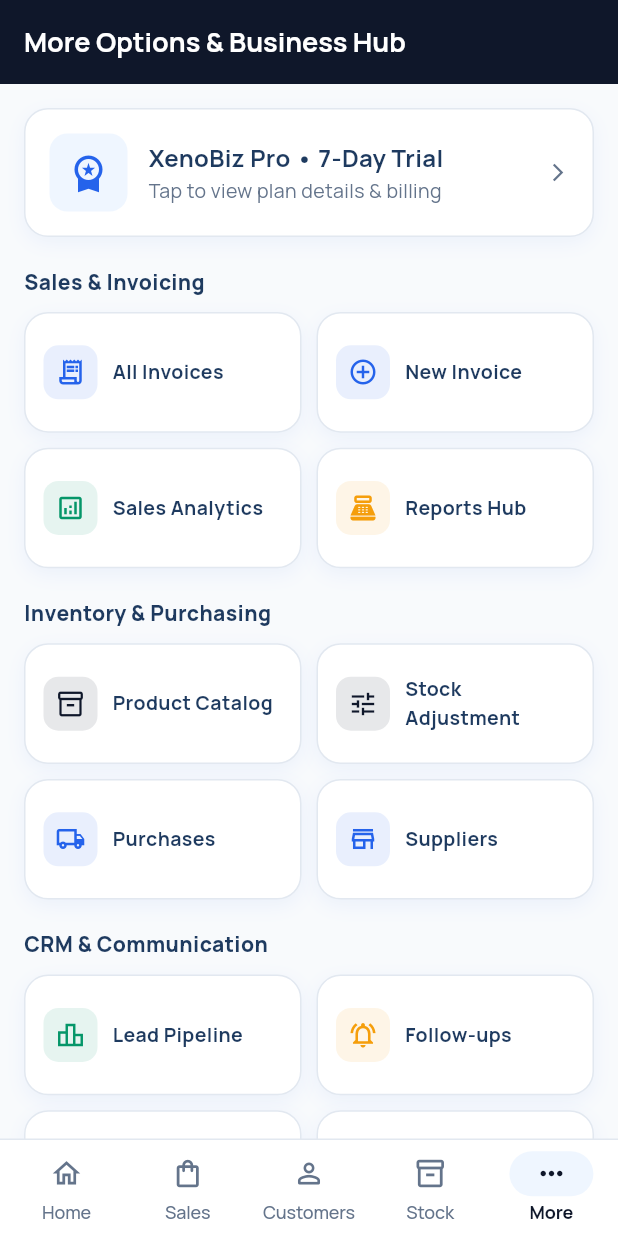
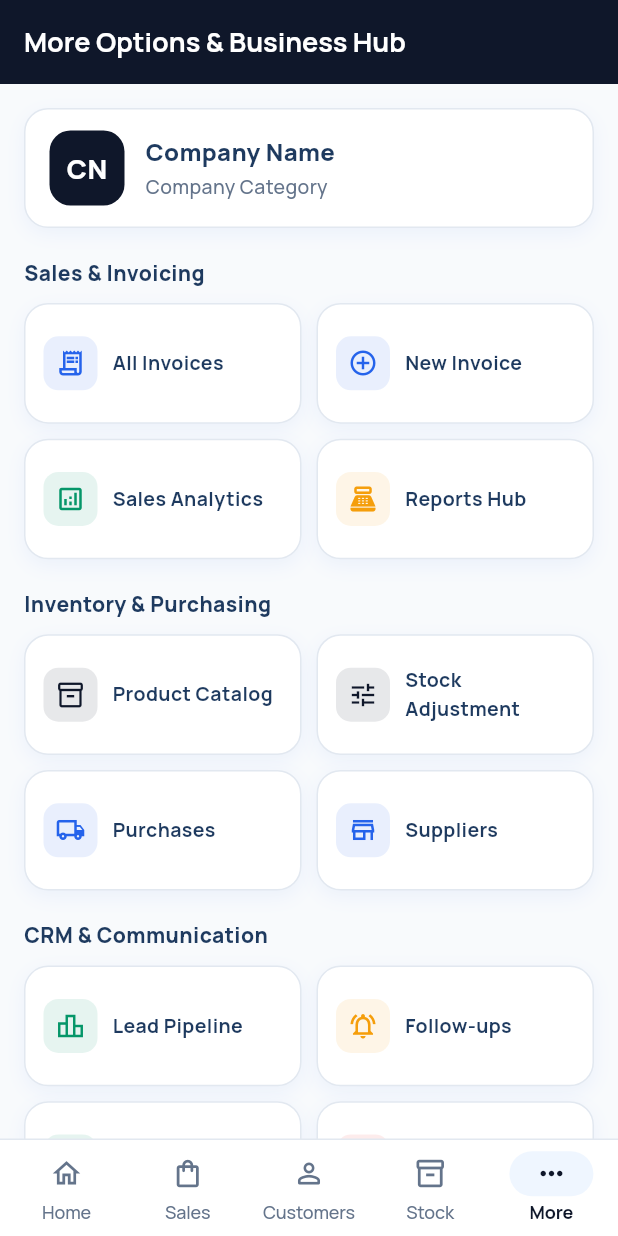
Before and after one commit to Xenotrix-Technologies/xenoBiz-flutter, a Flutter app: the MoreMenuPage screen opened by its route, on a phone screen of 412 x 824 dp. Run offline on Flutter 3.47's test engine with Material 3 defaults, Android fonts, the phone set to English and light mode, and no system bars; our stand-ins replace connectivity_plus, dio, equatable, flutter_bloc, flutter_secure_storage, get_it and 3 more; accounts and stored records are empty; network calls fail.

Commit message:
feat: implement AuthRepository and add more menu settings page

```diff
--- a/lib/infrastructure/repositories/auth_repository_impl.dart
+++ b/lib/infrastructure/repositories/auth_repository_impl.dart
@@ -45,10 +45,11 @@
           await boxBiz.put('name', bizData['name']?.toString() ?? '');
           await boxBiz.put('email', bizData['email']?.toString());
           await boxBiz.put('gstin', (bizData['gstin'] ?? bizData['tax_number'])?.toString());
-          await boxBiz.put('category', (bizData['category'] ?? bizData['business_type'] ?? 'Retail Store').toString());
+          await boxBiz.put('category', (bizData['category'] ?? bizData['business_type'] ?? '').toString());
           await boxBiz.put('currency', (bizData['currency'] ?? '₹').toString());
           await boxBiz.put('phone', bizData['phone']?.toString() ?? '');
           await boxBiz.put('address', bizData['address']?.toString() ?? '');
+          await boxBiz.put('logoUrl', (bizData['logoUrl'] ?? bizData['logo'])?.toString());
         } else {
           await boxBiz.clear();
         }
@@ -88,10 +89,11 @@
               name: (bizData['name'] ?? '').toString(),
               email: bizData['email']?.toString(),
               gstin: (bizData['gstin'] ?? bizData['tax_number'])?.toString(),
-              category: (bizData['category'] ?? bizData['business_type'] ?? 'Retail Store').toString(),
+              category: (bizData['category'] ?? bizData['business_type'] ?? '').toString(),
               currency: (bizData['currency'] ?? '₹').toString(),
               phone: bizData['phone']?.toString() ?? '',
               address: bizData['address']?.toString() ?? '',
+              logoUrl: (bizData['logoUrl'] ?? bizData['logo'])?.toString(),
               createdAt: DateTime.tryParse(bizData['createdAt']?.toString() ?? bizData['created_at']?.toString() ?? '') ?? DateTime.now(),
             );
           } else {
@@ -113,10 +115,11 @@
       name: name,
       email: box.get('email')?.toString(),
       gstin: box.get('gstin')?.toString(),
-      category: box.get('category')?.toString() ?? 'Retail Store',
+      category: box.get('category')?.toString() ?? '',
       currency: box.get('currency')?.toString() ?? '₹',
       phone: box.get('phone')?.toString() ?? '',
       address: box.get('address')?.toString() ?? '',
+      logoUrl: box.get('logoUrl')?.toString(),
       createdAt: DateTime.now(),
     );
   }
--- a/lib/presentation/settings/pages/more_menu_page.dart
+++ b/lib/presentation/settings/pages/more_menu_page.dart
@@ -2,8 +2,12 @@
 import 'package:flutter_bloc/flutter_bloc.dart';
 import 'package:go_router/go_router.dart';
 import '../../../application/bloc/auth_bloc.dart';
+import '../../../application/di/injection.dart';
 import '../../../application/routing/route_names.dart';
 import '../../../const/colors.dart';
+import '../../../domain/entities/business_entity.dart';
+import '../../../domain/repositories/auth_repository.dart';
+import '../../../infrastructure/storage/hive_service.dart';
 import '../../widgets/app_card.dart';
 
 class MoreMenuPage extends StatelessWidget {
@@ -24,45 +28,16 @@
         child: Column(
           crossAxisAlignment: CrossAxisAlignment.start,
           children: [
-            // Pro Account Status Card
-            AppCard(
-              onTap: () => context.push(RouteNames.subscription),
-              child: Row(
-                children: [
-                  Container(
-                    padding: const EdgeInsets.all(12),
-                    decoration: BoxDecoration(
-                      color: AppColors.blueTint,
-                      borderRadius: BorderRadius.circular(12),
-                    ),
-                    child: const Icon(Icons.workspace_premium, color: AppColors.primaryBlue, size: 28),
-                  ),
-                  const SizedBox(width: 14),
-                  Expanded(
-                    child: Column(
-                      crossAxisAlignment: CrossAxisAlignment.start,
-                      children: const [
-                        Text(
-                          'XenoBiz Pro • 7-Day Trial',
-                          style: TextStyle(fontWeight: FontWeight.w700, fontSize: 16, color: AppColors.darkBlueText),
-                        ),
-                        SizedBox(height: 2),
-                        Text(
-                          'Tap to view plan details & billing',
-                          style: TextStyle(color: AppColors.secondaryText, fontSize: 13),
-                        ),
-                      ],
-                    ),
-                  ),
-                  const Icon(Icons.arrow_forward_ios, size: 14, color: AppColors.secondaryText),
-                ],
-              ),
-            ),
+            // User & Store Profile Header Card
+            const _UserProfileHeaderCard(),
             const SizedBox(height: 20),
 
             const Text(
               'Sales & Invoicing',
-              style: TextStyle(fontSize: 14, fontWeight: FontWeight.w800, color: AppColors.darkBlueText),
+              style: TextStyle(
+                  fontSize: 14,
+                  fontWeight: FontWeight.w800,
+                  color: AppColors.darkBlueText),
             ),
             const SizedBox(height: 10),
             _MenuGrid(
@@ -97,7 +72,10 @@
 
             const Text(
               'Inventory & Purchasing',
-              style: TextStyle(fontSize: 14, fontWeight: FontWeight.w800, color: AppColors.darkBlueText),
+              style: TextStyle(
+                  fontSize: 14,
+                  fontWeight: FontWeight.w800,
+                  color: AppColors.darkBlueText),
             ),
             const SizedBox(height: 10),
             _MenuGrid(
@@ -132,7 +110,10 @@
 
             const Text(
               'CRM & Communication',
-              style: TextStyle(fontSize: 14, fontWeight: FontWeight.w800, color: AppColors.darkBlueText),
+              style: TextStyle(
+                  fontSize: 14,
+                  fontWeight: FontWeight.w800,
+                  color: AppColors.darkBlueText),
             ),
             const SizedBox(height: 10),
             _MenuGrid(
@@ -167,7 +148,10 @@
 
             const Text(
               'System & Settings',
-              style: TextStyle(fontSize: 14, fontWeight: FontWeight.w800, color: AppColors.darkBlueText),
+              style: TextStyle(
+                  fontSize: 14,
+                  fontWeight: FontWeight.w800,
+                  color: AppColors.darkBlueText),
             ),
             const SizedBox(height: 10),
             _MenuGrid(
@@ -195,10 +179,14 @@
                   context.read<AuthBloc>().add(LogoutEvent());
                   context.go(RouteNames.login);
                 },
-                icon: const Icon(Icons.logout, color: AppColors.danger, size: 20),
+                icon:
+                    const Icon(Icons.logout, color: AppColors.danger, size: 20),
                 label: const Text(
                   'Sign Out of Account',
-                  style: TextStyle(color: AppColors.danger, fontWeight: FontWeight.w700, fontSize: 14),
+                  style: TextStyle(
+                      color: AppColors.danger,
+                      fontWeight: FontWeight.w700,
+                      fontSize: 14),
                 ),
               ),
             ),
@@ -273,3 +261,195 @@
     );
   }
 }
+
+class _UserProfileHeaderCard extends StatefulWidget {
+  const _UserProfileHeaderCard();
+
+  @override
+  State<_UserProfileHeaderCard> createState() => _UserProfileHeaderCardState();
+}
+
+class _UserProfileHeaderCardState extends State<_UserProfileHeaderCard> {
+  BusinessEntity? _serverBusiness;
+
+  @override
+  void initState() {
+    super.initState();
+    _fetchProfileFromServer();
+  }
+
+  Future<void> _fetchProfileFromServer() async {
+    try {
+      final authRepo = getIt<AuthRepository>();
+      final business = await authRepo.getBusinessProfile();
+      if (mounted) {
+        setState(() {
+          _serverBusiness = business;
+        });
+      }
+    } catch (_) {}
+  }
+
+  String _getInitials(String name) {
+    final trimmed = name.trim();
+    if (trimmed.isEmpty) return 'CN';
+    final parts = trimmed.split(RegExp(r'\s+'));
+    if (parts.length >= 2) {
+      return '${parts[0][0]}${parts[1][0]}'.toUpperCase();
+    } else if (parts[0].isNotEmpty) {
+      return parts[0].substring(0, parts[0].length >= 2 ? 2 : 1).toUpperCase();
+    }
+    return 'CN';
+  }
+
+  Widget _buildLogoWidget(String? logoUrl, String businessName) {
+    final defaultLogo = Container(
+      width: 50,
+      height: 50,
+      decoration: BoxDecoration(
+        color: AppColors.deepNavy,
+        borderRadius: BorderRadius.circular(14),
+      ),
+      alignment: Alignment.center,
+      child: Text(
+        _getInitials(businessName),
+        style: const TextStyle(
+          color: Colors.white,
+          fontWeight: FontWeight.w800,
+          fontSize: 18,
+          letterSpacing: 0.5,
+        ),
+      ),
+    );
+
+    if (logoUrl == null || logoUrl.trim().isEmpty) {
+      return defaultLogo;
+    }
+
+    final url = logoUrl.trim();
+    if (url.startsWith('http://') || url.startsWith('https://')) {
+      return ClipRRect(
+        borderRadius: BorderRadius.circular(14),
+        child: Image.network(
+          url,
+          width: 50,
+          height: 50,
+          fit: BoxFit.cover,
+          errorBuilder: (context, error, stackTrace) => defaultLogo,
+        ),
+      );
+    } else if (url.startsWith('assets/')) {
+      return ClipRRect(
+        borderRadius: BorderRadius.circular(14),
+        child: Image.asset(
+          url,
+          width: 50,
+          height: 50,
+          fit: BoxFit.cover,
+          errorBuilder: (context, error, stackTrace) => defaultLogo,
+        ),
+      );
+    }
+
+    return defaultLogo;
+  }
+
+  @override
+  Widget build(BuildContext context) {
+    return BlocBuilder<AuthBloc, AuthState>(
+      builder: (context, state) {
+        String? fetchedName;
+        String? fetchedCategory;
+        String? fetchedLogo;
+
+        if (_serverBusiness != null) {
+          if (_serverBusiness!.name.trim().isNotEmpty) {
+            fetchedName = _serverBusiness!.name.trim();
+          }
+          if (_serverBusiness!.category.trim().isNotEmpty) {
+            fetchedCategory = _serverBusiness!.category.trim();
+          }
+          if (_serverBusiness!.logoUrl != null && _serverBusiness!.logoUrl!.trim().isNotEmpty) {
+            fetchedLogo = _serverBusiness!.logoUrl!.trim();
+          }
+        } else if (state is AuthenticatedState && state.business != null) {
+          if (state.business!.name.trim().isNotEmpty) {
+            fetchedName = state.business!.name.trim();
+          }
+          if (state.business!.category.trim().isNotEmpty) {
+            fetchedCategory = state.business!.category.trim();
+          }
+          if (state.business!.logoUrl != null && state.business!.logoUrl!.trim().isNotEmpty) {
+            fetchedLogo = state.business!.logoUrl!.trim();
+          }
+        } else {
+          try {
+            final hive = getIt<HiveService>();
+            final bizBox = hive.getBox(HiveService.boxBusiness);
+            final cachedBiz = bizBox.get('name')?.toString();
+            final cachedCat = bizBox.get('category')?.toString();
+            final cachedLogo = bizBox.get('logoUrl')?.toString();
+
+            if (cachedBiz != null && cachedBiz.trim().isNotEmpty) {
+              fetchedName = cachedBiz.trim();
+            }
+            if (cachedCat != null && cachedCat.trim().isNotEmpty) {
+              fetchedCategory = cachedCat.trim();
+            }
+            if (cachedLogo != null && cachedLogo.trim().isNotEmpty) {
+              fetchedLogo = cachedLogo.trim();
+            }
+          } catch (_) {}
+        }
+
+        // Apply defaults if backend data is not available
+        final displayBusinessName = (fetchedName != null && fetchedName.isNotEmpty)
+            ? fetchedName
+            : 'Company Name';
+        final displayCategory = (fetchedCategory != null && fetchedCategory.isNotEmpty)
+            ? fetchedCategory
+            : 'Company Category';
+
+        return AppCard(
+          onTap: () => context.push(RouteNames.settings),
+          padding: const EdgeInsets.symmetric(horizontal: 16, vertical: 14),
+          child: Row(
+            children: [
+              _buildLogoWidget(fetchedLogo, displayBusinessName),
+              const SizedBox(width: 14),
+              Expanded(
+                child: Column(
+                  crossAxisAlignment: CrossAxisAlignment.start,
+                  mainAxisSize: MainAxisSize.min,
+                  children: [
+                    Text(
+                      displayBusinessName,
+                      style: const TextStyle(
+                        fontWeight: FontWeight.w800,
+                        fontSize: 16,
+                        color: AppColors.darkBlueText,
+                      ),
+                      maxLines: 1,
+                      overflow: TextOverflow.ellipsis,
+                    ),
+                    const SizedBox(height: 3),
+                    Text(
+                      displayCategory,
+                      style: const TextStyle(
+                        color: AppColors.secondaryText,
+                        fontSize: 13,
+                        fontWeight: FontWeight.w500,
+                      ),
+                      maxLines: 1,
+                      overflow: TextOverflow.ellipsis,
+                    ),
+                  ],
+                ),
+              ),
+            ],
+          ),
+        );
+      },
+    );
+  }
+}
```
